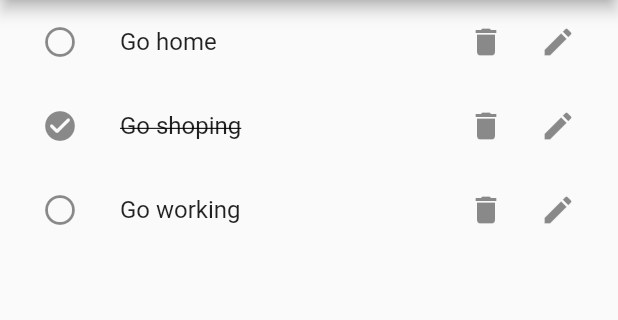
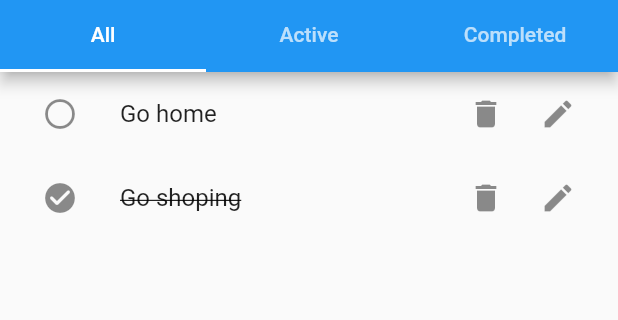
Before and after one commit to Jaloliddin-Fozilov/todoAppCubit, a Flutter app: the screen it shows after launch, on a phone screen of 412 x 824 dp, the part 84-404 px from its top. Run offline on Flutter 3.47's test engine with Material 2 defaults, Android fonts, the phone set to English and light mode, and no system bars; our stand-ins replace bloc, flutter_bloc.

Commit message:
cubitComplete

```diff
--- /dev/null
+++ b/lib/data/constants/tab_titles_constants.dart
@@ -0,0 +1,3 @@
+class TabTitlesConstants {
+  static const List<String> tabs = ['All', 'Active', 'Completed'];
+}
--- a/lib/data/models/todo.dart
+++ b/lib/data/models/todo.dart
@@ -1,11 +1,13 @@
 class Todo {
   final String id;
   final String title;
+  final String userId;
   bool isDone;
 
   Todo({
     required this.id,
     required this.title,
+    required this.userId,
     this.isDone = false,
   });
 }
--- /dev/null
+++ b/lib/data/models/user.dart
@@ -0,0 +1,9 @@
+class User {
+  final String id;
+  final String name;
+
+  User({
+    required this.id,
+    required this.name,
+  });
+}
--- /dev/null
+++ b/lib/logic/active_todos/active_todos_cubit.dart
@@ -0,0 +1,30 @@
+import 'dart:async';
+
+import 'package:bloc/bloc.dart';
+import 'package:meta/meta.dart';
+import 'package:todoapp/data/models/todo.dart';
+import 'package:todoapp/logic/todo/todo_cubit.dart';
+
+part 'active_todos_state.dart';
+
+class ActiveTodosCubit extends Cubit<ActiveTodosState> {
+  late final StreamSubscription todoCubitSubscription;
+  final TodoCubit todoCubit;
+  ActiveTodosCubit(this.todoCubit) : super(ActiveTodosInitial()) {
+    todoCubitSubscription = todoCubit.stream.listen((TodoState state) {
+      getActiveTodos();
+    });
+  }
+
+  void getActiveTodos() {
+    final todos = todoCubit.state.todos!.where((todo) => !todo.isDone).toList();
+
+    emit(ActiveTodosLoaded(todos));
+  }
+
+  @override
+  Future<void> close() {
+    todoCubitSubscription.cancel();
+    return super.close();
+  }
+}
--- /dev/null
+++ b/lib/logic/active_todos/active_todos_state.dart
@@ -0,0 +1,12 @@
+part of 'active_todos_cubit.dart';
+
+@immutable
+abstract class ActiveTodosState {}
+
+class ActiveTodosInitial extends ActiveTodosState {}
+
+class ActiveTodosLoaded extends ActiveTodosState {
+  final List<Todo> todos;
+
+  ActiveTodosLoaded(this.todos);
+}
--- /dev/null
+++ b/lib/logic/completed_todos/completed_todos_state.dart
@@ -0,0 +1,12 @@
+part of 'copleted_todos_cubit.dart';
+
+@immutable
+abstract class CompletedTodosState {}
+
+class CompletedTodosInitial extends CompletedTodosState {}
+
+class CompletedTodosLoaded extends CompletedTodosState {
+  final List<Todo> todos;
+
+  CompletedTodosLoaded(this.todos);
+}
--- /dev/null
+++ b/lib/logic/completed_todos/copleted_todos_cubit.dart
@@ -0,0 +1,30 @@
+import 'dart:async';
+
+import 'package:bloc/bloc.dart';
+import 'package:meta/meta.dart';
+import 'package:todoapp/data/models/todo.dart';
+import 'package:todoapp/logic/todo/todo_cubit.dart';
+
+part 'completed_todos_state.dart';
+
+class CompletedTodosCubit extends Cubit<CompletedTodosState> {
+  late final StreamSubscription todoCubitSubscription;
+  final TodoCubit todoCubit;
+  CompletedTodosCubit(this.todoCubit) : super(CompletedTodosInitial()) {
+    todoCubitSubscription = todoCubit.stream.listen((TodoState state) {
+      getCopletedTodos();
+    });
+  }
+
+  void getCopletedTodos() {
+    final todos = todoCubit.state.todos!.where((todo) => todo.isDone).toList();
+
+    emit(CompletedTodosLoaded(todos));
+  }
+
+  @override
+  Future<void> close() {
+    todoCubitSubscription.cancel();
+    return super.close();
+  }
+}
--- a/lib/logic/todo/todo_cubit.dart
+++ b/lib/logic/todo/todo_cubit.dart
@@ -1,41 +1,55 @@
+import 'package:bloc/bloc.dart';
 import 'package:flutter/material.dart';
-import 'package:bloc/bloc.dart';
 
 import '../../data/models/todo.dart';
+import '../user/user_cubit.dart';
 
 part 'todo_state.dart';
 
 class TodoCubit extends Cubit<TodoState> {
-  TodoCubit()
+  final UserCubit userCubit;
+
+  TodoCubit({required this.userCubit})
       : super(TodoInitial(
           [
             Todo(
               id: UniqueKey().toString(),
               title: 'Go home',
+              userId: '1',
               isDone: false,
             ),
             Todo(
               id: UniqueKey().toString(),
               title: 'Go shoping',
+              userId: '1',
               isDone: true,
             ),
             Todo(
               id: UniqueKey().toString(),
               title: 'Go working',
+              userId: '2',
               isDone: false,
             ),
           ],
         ));
 
+  void getTodos() {
+    final user = userCubit.currentUser;
+    final todos = state.todos!.where((todo) => todo.userId == user.id).toList();
+    emit(TodosLoaded(todos));
+  }
+
   void addTodo(String title) {
+    final user = userCubit.currentUser;
     try {
       final todo = Todo(
         id: UniqueKey().toString(),
         title: title,
+        userId: user.id,
       );
       final todos = [...state.todos!, todo];
       emit(TodoAdded());
-      emit(TodoState(todos: todos));
+      emit(TodosLoaded(todos));
     } catch (e) {
       emit(const TodoError('Error occured'));
     }
@@ -45,12 +59,12 @@ class TodoCubit extends Cubit<TodoState> {
     try {
       final todos = state.todos!.map((t) {
         if (t.id == id) {
-          return Todo(id: id, title: title, isDone: t.isDone);
+          return Todo(id: id, title: title, userId: t.userId, isDone: t.isDone);
         }
         return t;
       }).toList();
       emit(TodoEdited());
-      emit(TodoState(todos: todos));
+      emit(TodosLoaded(todos));
     } catch (e) {
       emit(const TodoError('Error occured'));
     }
@@ -64,20 +78,21 @@ class TodoCubit extends Cubit<TodoState> {
             id: id,
             title: t.title,
             isDone: !t.isDone,
+            userId: t.userId,
           );
         }
         return t;
       },
     ).toList();
     emit(TodoToggled());
-    emit(TodoState(todos: todos));
+    emit(TodosLoaded(todos));
   }
 
   void deleteTodo(String id) {
     final todos = state.todos;
     todos!.removeWhere((todo) => todo.id == id);
     emit(TodoDeleted());
-    emit(TodoState(todos: todos));
+    emit(TodosLoaded(todos));
   }
 
   List<Todo> searchTodos(String title) {
--- a/lib/logic/todo/todo_state.dart
+++ b/lib/logic/todo/todo_state.dart
@@ -10,10 +10,16 @@ class TodoState {
 class TodoInitial extends TodoState {
   final List<Todo> todos;
 
-  const TodoInitial(this.todos) : super();
+  const TodoInitial(this.todos);
 }
 
 class TodoAdded extends TodoState {}
+
+class TodosLoaded extends TodoState {
+  final List<Todo> todos;
+
+  const TodosLoaded(this.todos) : super(todos: todos);
+}
 
 class TodoEdited extends TodoState {}
 
--- /dev/null
+++ b/lib/logic/user/user_cubit.dart
@@ -0,0 +1,13 @@
+import 'package:bloc/bloc.dart';
+import 'package:meta/meta.dart';
+import '../../data/models/user.dart';
+
+part 'user_state.dart';
+
+class UserCubit extends Cubit<UserState> {
+  UserCubit() : super(UserInitial(User(id: '1', name: 'Hellobek')));
+
+  User get currentUser {
+    return state.user!;
+  }
+}
--- /dev/null
+++ b/lib/logic/user/user_state.dart
@@ -0,0 +1,12 @@
+part of 'user_cubit.dart';
+
+@immutable
+abstract class UserState {
+  final User? user;
+
+  const UserState({this.user});
+}
+
+class UserInitial extends UserState {
+  const UserInitial(User user) : super(user: user);
+}
--- a/lib/main.dart
+++ b/lib/main.dart
@@ -1,9 +1,12 @@
 import 'package:flutter/material.dart';
 import 'package:flutter_bloc/flutter_bloc.dart';
+import 'package:todoapp/logic/active_todos/active_todos_cubit.dart';
+import 'logic/completed_todos/copleted_todos_cubit.dart';
+import 'logic/user/user_cubit.dart';
 
-import './logic/todo/todo_cubit.dart';
+import 'logic/todo/todo_cubit.dart';
 
-import './presentation/screens/todos_screen.dart';
+import 'presentation/screens/todos_screen.dart';
 
 void main() {
   runApp(const MyApp());
@@ -13,8 +16,21 @@ class MyApp extends StatelessWidget {
   const MyApp({Key? key}) : super(key: key);
   @override
   Widget build(BuildContext context) {
-    return BlocProvider(
-      create: (context) => TodoCubit(),
+    return MultiBlocProvider(
+      providers: [
+        BlocProvider(
+          create: (ctx) => UserCubit(),
+        ),
+        BlocProvider(
+          create: (ctx) => TodoCubit(userCubit: ctx.read<UserCubit>()),
+        ),
+        BlocProvider(
+          create: (ctx) => ActiveTodosCubit(ctx.read<TodoCubit>()),
+        ),
+        BlocProvider(
+          create: (ctx) => CompletedTodosCubit(ctx.read<TodoCubit>()),
+        ),
+      ],
       child: MaterialApp(
         title: 'TODOS APP',
         debugShowCheckedModeBanner: false,
--- a/lib/presentation/screens/todos_screen.dart
+++ b/lib/presentation/screens/todos_screen.dart
@@ -1,15 +1,23 @@
 import 'package:flutter/material.dart';
 import 'package:flutter_bloc/flutter_bloc.dart';
-import 'package:todoapp/presentation/widgets/search_bar.dart';
+import 'package:todoapp/logic/active_todos/active_todos_cubit.dart';
 
+import '../../data/constants/tab_titles_constants.dart';
+import '../../logic/completed_todos/copleted_todos_cubit.dart';
 import '../../logic/todo/todo_cubit.dart';
+import '../widgets/manage_todo.dart';
+import '../widgets/search_bar.dart';
+import '../widgets/todo_list_item.dart';
 
-import '../widgets/todo_list_item.dart';
-import '../widgets/manage_todo.dart';
-
-class TodosScreen extends StatelessWidget {
+class TodosScreen extends StatefulWidget {
   const TodosScreen({Key? key}) : super(key: key);
 
+  @override
+  State<TodosScreen> createState() => _TodosScreenState();
+}
+
+class _TodosScreenState extends State<TodosScreen> {
+  bool _init = false;
   void openManageTodo(BuildContext context) {
     showModalBottomSheet(
       isDismissible: false,
@@ -23,8 +31,21 @@ class TodosScreen extends StatelessWidget {
   }
 
   @override
+  void didChangeDependencies() {
+    if (!_init) {
+      context.read<TodoCubit>().getTodos();
+      context.read<ActiveTodosCubit>().getActiveTodos();
+      context.read<CompletedTodosCubit>().getCopletedTodos();
+    }
+    _init = true;
+    super.didChangeDependencies();
+  }
+
+  @override
   Widget build(BuildContext context) {
-    return Scaffold(
+    return DefaultTabController(
+      length: TabTitlesConstants.tabs.length,
+      child: Scaffold(
         appBar: AppBar(
           title: const Text('Todo App'),
           centerTitle: true,
@@ -38,15 +59,71 @@ class TodosScreen extends StatelessWidget {
               icon: const Icon(Icons.add),
             )
           ],
+          bottom: TabBar(
+              tabs: TabTitlesConstants.tabs
+                  .map((tab) => Tab(
+                        text: tab,
+                      ))
+                  .toList()),
         ),
-      body: BlocBuilder<TodoCubit, TodoState>(
+        body: TabBarView(
+          children: [
+            BlocBuilder<TodoCubit, TodoState>(
               builder: (context, state) {
-          return ListView.builder(
-            itemCount: state.todos!.length,
+                if (state is TodosLoaded) {
+                  return state.todos.isEmpty
+                      ? const Center(
+                          child: Text('No todos'),
+                        )
+                      : ListView.builder(
+                          itemCount: state.todos.length,
                           itemBuilder: (ctx, index) =>
-                TodoListItem(todo: state.todos![index]),
+                              TodoListItem(todo: state.todos[index]),
+                        );
+                }
+                return const Center(
+                  child: Text('No todos'),
                 );
               },
+            ),
+            BlocBuilder<ActiveTodosCubit, ActiveTodosState>(
+              builder: (context, state) {
+                if (state is ActiveTodosLoaded) {
+                  return state.todos.isEmpty
+                      ? const Center(
+                          child: Text('No todos'),
+                        )
+                      : ListView.builder(
+                          itemCount: state.todos.length,
+                          itemBuilder: (ctx, index) =>
+                              TodoListItem(todo: state.todos[index]),
+                        );
+                }
+                return const Center(
+                  child: Text('No todos'),
+                );
+              },
+            ),
+            BlocBuilder<CompletedTodosCubit, CompletedTodosState>(
+              builder: (context, state) {
+                if (state is CompletedTodosLoaded) {
+                  return state.todos.isEmpty
+                      ? const Center(
+                          child: Text('No todos'),
+                        )
+                      : ListView.builder(
+                          itemCount: state.todos.length,
+                          itemBuilder: (ctx, index) =>
+                              TodoListItem(todo: state.todos[index]),
+                        );
+                }
+                return const Center(
+                  child: Text('No todos'),
+                );
+              },
+            ),
+          ],
+        ),
       ),
     );
   }
--- a/lib/presentation/widgets/todo_list_item.dart
+++ b/lib/presentation/widgets/todo_list_item.dart
@@ -1,6 +1,6 @@
 import 'package:flutter/material.dart';
 import 'package:flutter_bloc/flutter_bloc.dart';
-import 'package:todoapp/logic/todo/todo_cubit.dart';
+import '../../logic/todo/todo_cubit.dart';
 
 import '../../data/models/todo.dart';
 import 'manage_todo.dart';
```
Lines whose indentation alone changed are shown as unchanged.
